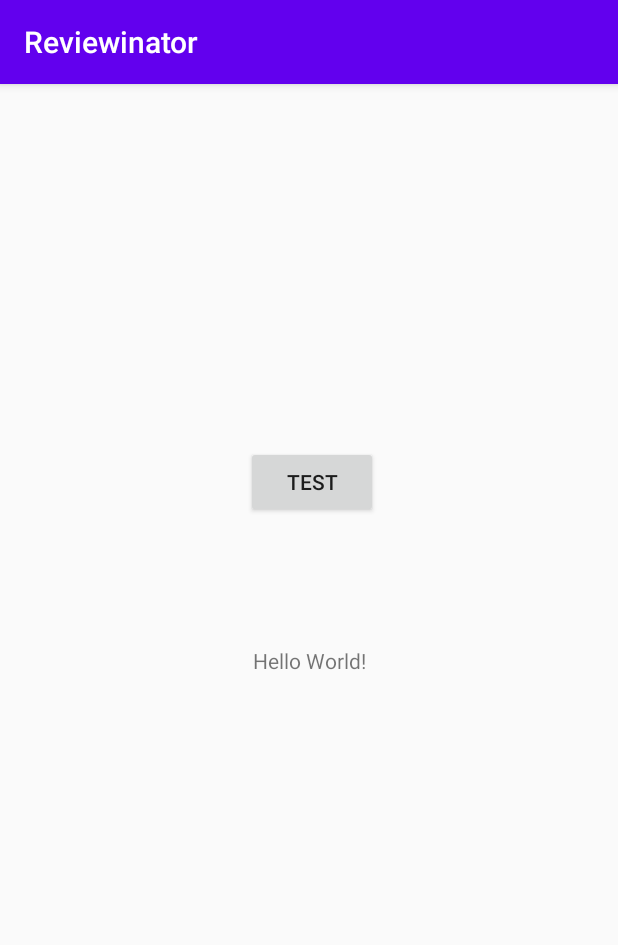
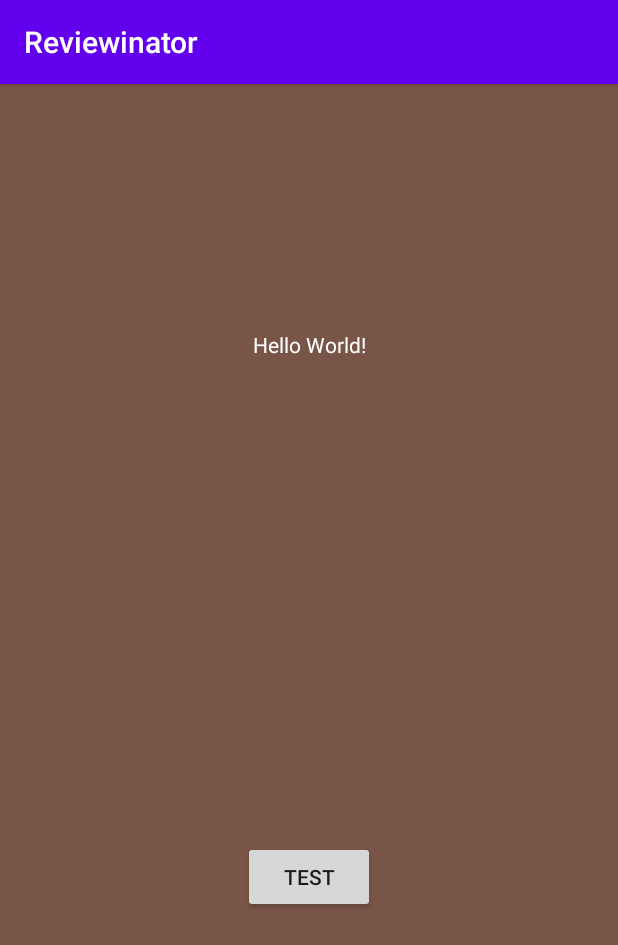
Before and after one commit to RazTutu/reviewinatorApp, an Android app: the screen it shows after launch (MainActivity), on a phone screen of 412 x 824 dp. Shown: the top 945 px of the screen. Run offline under Robolectric (Android 15) with nearby library versions, the phone set to English and light mode, and no system bars.

Commit message:
added main background image

```diff
--- a/app/src/main/res/layout/activity_main.xml
+++ b/app/src/main/res/layout/activity_main.xml
@@ -4,30 +4,31 @@
     xmlns:tools="http://schemas.android.com/tools"
     android:layout_width="match_parent"
     android:layout_height="match_parent"
-    tools:context=".MainActivity">
+    tools:context=".MainActivity"
+    android:background="@drawable/main_background_image">
 
     <TextView
         android:id="@+id/textView"
         android:layout_width="wrap_content"
         android:layout_height="wrap_content"
         android:text="Hello World!"
+        android:textColor="#FFFFFF"
         app:layout_constraintBottom_toBottomOf="parent"
+        app:layout_constraintEnd_toEndOf="parent"
         app:layout_constraintLeft_toLeftOf="parent"
         app:layout_constraintRight_toRightOf="parent"
-        app:layout_constraintTop_toTopOf="parent" />
+        app:layout_constraintStart_toStartOf="parent"
+        app:layout_constraintTop_toTopOf="parent"
+        app:layout_constraintVertical_bias="0.219" />
 
     <Button
         android:id="@+id/button"
         android:layout_width="wrap_content"
         android:layout_height="wrap_content"
-        android:layout_marginStart="163dp"
-        android:layout_marginTop="232dp"
-        android:layout_marginEnd="160dp"
-        android:layout_marginBottom="76dp"
+        android:layout_marginTop="321dp"
         android:text="Test"
-        app:layout_constraintBottom_toTopOf="@+id/textView"
         app:layout_constraintEnd_toEndOf="parent"
         app:layout_constraintStart_toStartOf="parent"
-        app:layout_constraintTop_toTopOf="parent" />
+        app:layout_constraintTop_toBottomOf="@+id/textView" />
 
 </androidx.constraintlayout.widget.ConstraintLayout>
```
Also changed, not shown: app/src/main/res/drawable/main_background_image.jpg (added).
